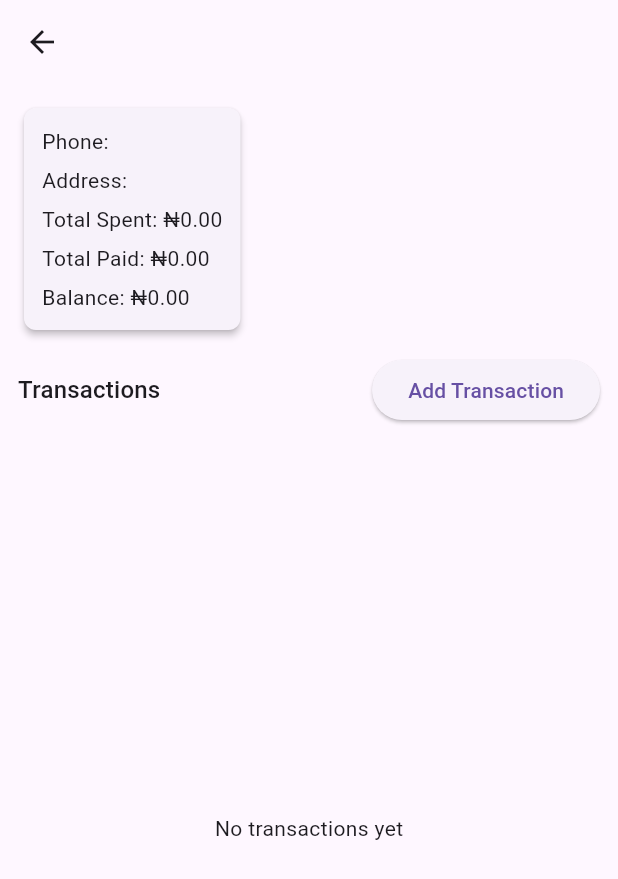
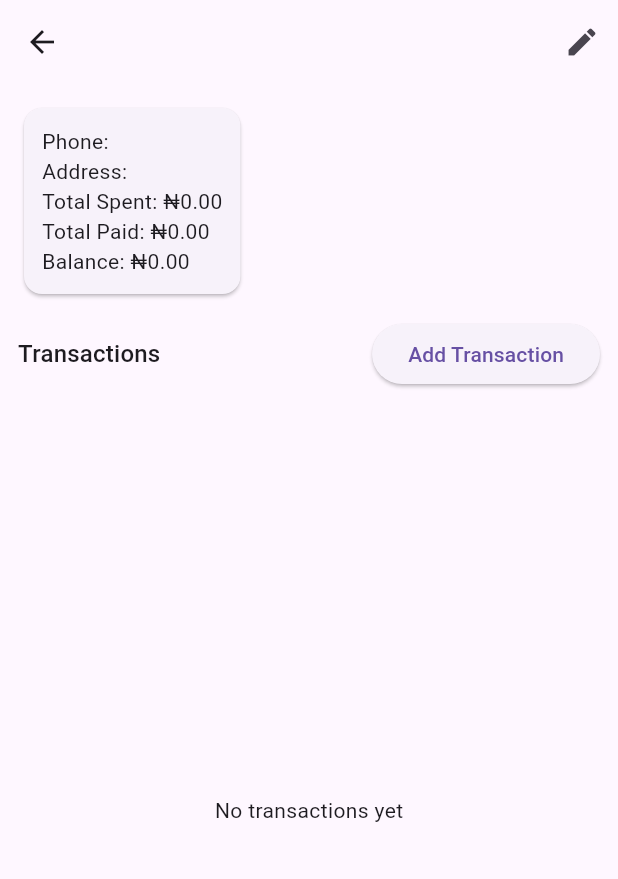
Before and after one commit to MuhammadNma/PoultryBooks, a Flutter app: the CustomerDetailsScreen screen opened directly with empty values, on a phone screen of 412 x 824 dp. Shown: the top 879 px of the screen. Run offline on Flutter 3.47's test engine with Material 3 defaults, Android fonts, the phone set to English and light mode, and no system bars; our stand-ins replace hive, hive_flutter, table_calendar; accounts and stored records are empty.

Commit message:
Edit Suctomer Completed

```diff
--- a/lib/controllers/transaction_controller.dart
+++ b/lib/controllers/transaction_controller.dart
@@ -21,6 +21,10 @@ class TransactionController {
     customersBox.put(customer.id, customer);
   }
 
+  void updateCustomer(Customer updated) {
+    customersBox.put(updated.id, updated);
+  }
+
   void addTransaction(CustomerTransaction tx) {
     txBox.put(tx.id, tx);
 
--- a/lib/screens/customers/customer_details_screen.dart
+++ b/lib/screens/customers/customer_details_screen.dart
@@ -1,9 +1,10 @@
 import 'package:flutter/material.dart';
-import 'package:poultry_profit_calculator/models/customer_transaction.dart';
 import '../../controllers/transaction_controller.dart';
 import '../../models/customer.dart';
+import '../../models/customer_transaction.dart';
 import '../../widgets/transaction_tile.dart';
 import 'add_transaction_screen.dart';
+import 'add_customer_screen.dart';
 
 class CustomerDetailsScreen extends StatefulWidget {
   final Customer customer;
@@ -20,54 +21,79 @@ class CustomerDetailsScreen extends StatefulWidget {
 }
 
 class _CustomerDetailsScreenState extends State<CustomerDetailsScreen> {
+  late Customer _customer;
+
+  @override
+  void initState() {
+    super.initState();
+    _customer = widget.customer;
+  }
+
+  void _editCustomer() async {
+    final updated = await Navigator.push(
+      context,
+      MaterialPageRoute(
+        builder: (_) => AddCustomerScreen(customer: _customer),
+      ),
+    );
+
+    if (updated is Customer) {
+      widget.txController.updateCustomer(updated);
+      setState(() {
+        _customer = updated;
+      });
+    }
+  }
+
   void _addTransaction() async {
     final res = await Navigator.push(
       context,
       MaterialPageRoute(
-        builder: (_) => AddTransactionScreen(customerId: widget.customer.id),
+        builder: (_) => AddTransactionScreen(customerId: _customer.id),
       ),
     );
 
     if (res is CustomerTransaction) {
       setState(() {
-        // Only pass the transaction; controller updates customer totals internally
         widget.txController.addTransaction(res);
+        _customer =
+            widget.txController.customersBox.get(_customer.id) ?? _customer;
       });
     }
   }
 
   @override
   Widget build(BuildContext context) {
-    final txs = widget.txController.forCustomer(widget.customer.id);
+    final txs = widget.txController.forCustomer(_customer.id);
 
     return Scaffold(
-      appBar: AppBar(title: Text(widget.customer.name)),
+      appBar: AppBar(
+        title: Text(_customer.name),
+        actions: [
+          IconButton(
+            icon: const Icon(Icons.edit),
+            onPressed: _editCustomer,
+          ),
+        ],
+      ),
       body: Padding(
         padding: const EdgeInsets.all(12.0),
         child: Column(
           crossAxisAlignment: CrossAxisAlignment.start,
           children: [
             Card(
-              elevation: 2,
-              shape: RoundedRectangleBorder(
-                  borderRadius: BorderRadius.circular(8)),
               child: Padding(
                 padding: const EdgeInsets.all(12.0),
                 child: Column(
                   crossAxisAlignment: CrossAxisAlignment.start,
                   children: [
-                    Text('Phone: ${widget.customer.phone}'),
-                    const SizedBox(height: 6),
-                    Text('Address: ${widget.customer.address ?? '-'}'),
-                    const SizedBox(height: 6),
+                    Text('Phone: ${_customer.phone}'),
+                    Text('Address: ${_customer.address ?? '-'}'),
                     Text(
-                        'Total Spent: ₦${widget.customer.totalSpent.toStringAsFixed(2)}'),
-                    const SizedBox(height: 6),
+                        'Total Spent: ₦${_customer.totalSpent.toStringAsFixed(2)}'),
                     Text(
-                        'Total Paid: ₦${widget.customer.totalPaid.toStringAsFixed(2)}'),
-                    const SizedBox(height: 6),
-                    Text(
-                        'Balance: ₦${widget.customer.balance.toStringAsFixed(2)}'),
+                        'Total Paid: ₦${_customer.totalPaid.toStringAsFixed(2)}'),
+                    Text('Balance: ₦${_customer.balance.toStringAsFixed(2)}'),
                   ],
                 ),
               ),
@@ -90,8 +116,7 @@ class _CustomerDetailsScreenState extends State<CustomerDetailsScreen> {
                   ? const Center(child: Text('No transactions yet'))
                   : ListView.builder(
                       itemCount: txs.length,
-                      itemBuilder: (context, index) =>
-                          TransactionTile(tx: txs[index]),
+                      itemBuilder: (_, i) => TransactionTile(tx: txs[i]),
                     ),
             ),
           ],
```
Also changed, not shown: lib/screens/customers/add_customer_screen.dart (+22 -4 lines).
